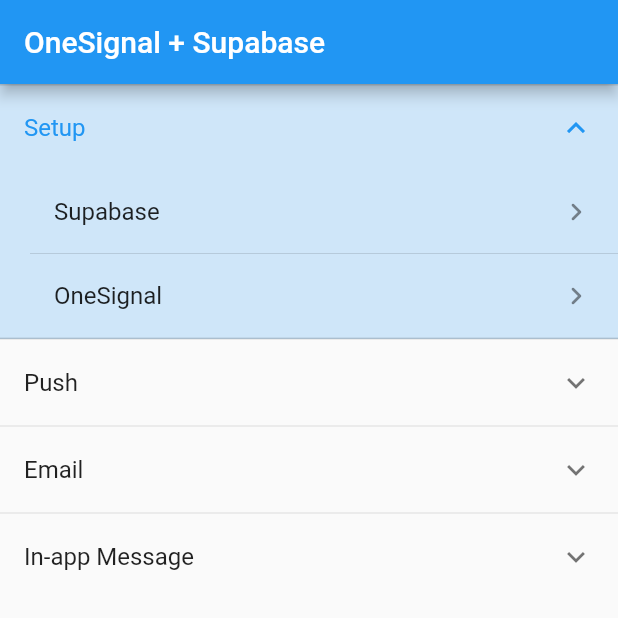
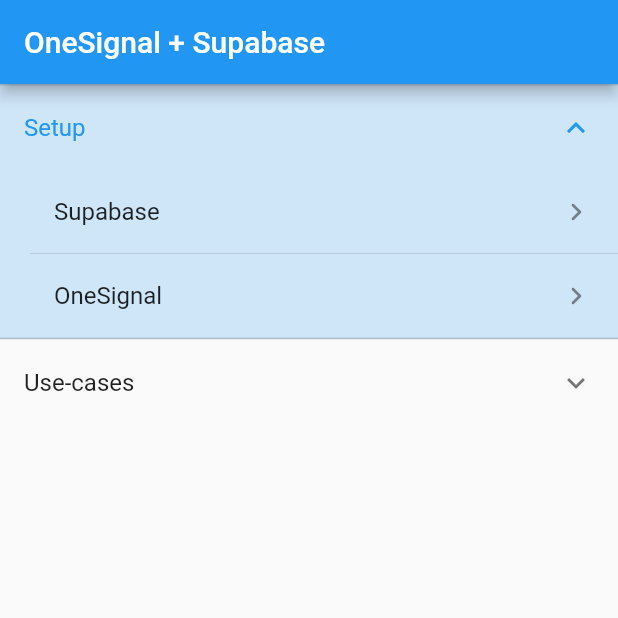
Before and after one commit to OneSignalDevelopers/onesignal-supabase-sample-integration-app, a Flutter app: the screen it shows once a user with an empty profile is signed in, on a phone screen of 412 x 824 dp, the top half of it. Run offline on Flutter 3.47's test engine with Material 2 defaults, Android fonts, the phone set to English and light mode, and no system bars; our stand-ins replace flutter_dotenv, font_awesome_flutter, supabase_flutter; missing offline and left inert: flutter_stripe, onesignal_flutter; accounts and stored records are empty; network calls fail.

Commit message:
UI refinements

```diff
--- a/lib/screens/auth/login_screen.dart
+++ b/lib/screens/auth/login_screen.dart
@@ -60,7 +60,7 @@
                     }
                   } catch (e) {
                     ScaffoldMessenger.of(context).showSnackBar(SnackBar(
-                      content: Text(e.toString() ?? "Login failed"),
+                      content: Text(e.toString()),
                       backgroundColor: Colors.red,
                     ));
                     setState(() {
@@ -89,8 +89,10 @@
                       await OneSignal.shared.setExternalUserId(id);
                     }
                   } catch (e) {
+                    print(e);
+
                     ScaffoldMessenger.of(context).showSnackBar(SnackBar(
-                      content: Text(e.toString() ?? "Signup failed"),
+                      content: Text(e.toString()),
                       backgroundColor: Colors.red,
                     ));
                     setState(() {
--- a/lib/screens/payment_sheet/payment_sheet_screen.dart
+++ b/lib/screens/payment_sheet/payment_sheet_screen.dart
@@ -3,7 +3,6 @@
 import 'package:app/screens/payment_sheet/payment_sheet_screen_custom_flow.dart';
 import 'package:app/widgets/example_scaffold.dart';
 import 'package:app/widgets/loading_button.dart';
-import 'package:onesignal_flutter/onesignal_flutter.dart';
 import 'package:supabase_flutter/supabase_flutter.dart';
 
 final client = Supabase.instance.client;
@@ -54,7 +53,7 @@
       final FunctionResponse functionRes =
           await client.functions.invoke('payment-sheet');
 
-      // 1. create some billingdetails
+      // 1. create some billing details
       const billingDetails = BillingDetails(
         name: 'Flutter Stripe',
         email: 'email@stripe.com',
@@ -133,7 +132,7 @@
 
       ScaffoldMessenger.of(context).showSnackBar(
         const SnackBar(
-          content: Text('Payment succesfully completed'),
+          content: Text('Payment successfully completed'),
         ),
       );
     } on Exception catch (e) {
--- a/lib/screens/screens.dart
+++ b/lib/screens/screens.dart
@@ -76,23 +76,15 @@
         builder: (c) => const OnesignalForm(),
       ),
     ]),
-    ExampleSection(title: 'Push', children: [
+    ExampleSection(title: 'Use-cases', children: [
+      Example(
+        title: 'Prompt for notification consent',
+        builder: (context) => const NotificationConsentScreen(),
+      ),
       Example(
         title: 'Order confirmation',
         builder: (context) => const PaymentSheetScreen(),
       ),
     ]),
-    ExampleSection(title: 'Email', children: [
-      Example(
-        title: 'Order confirmation',
-        builder: (context) => const PaymentSheetScreen(),
-      ),
-    ]),
-    ExampleSection(title: 'In-app Message', children: [
-      Example(
-        title: 'Ask for notification consent',
-        builder: (context) => const NotificationConsentScreen(),
-      ),
-    ]),
   ];
 }
```
Also changed, not shown: lib/screens/auth/onesignal_form.dart (+0 -21 lines).
